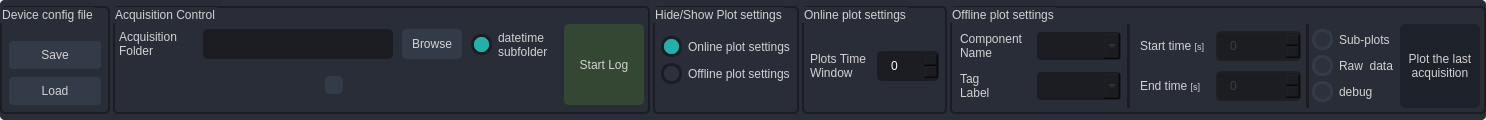
First picture: the form in Utilities/HSDPython_SDK/st_hsdatalog/st_hsdatalog/HSD_GUI/UI/log_control_widget.ui, repository STMicroelectronics/fp-sns-datalog2, before the edit.
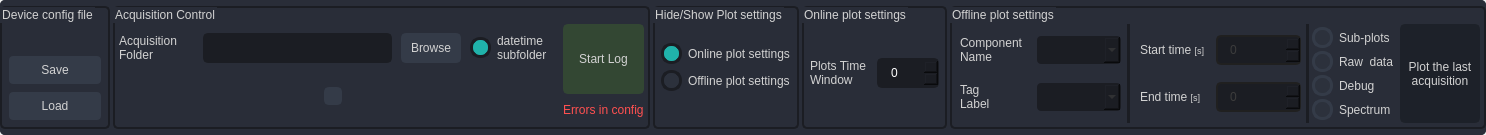
Second picture: the form after the edit. Icons and pictures are not drawn.

Diff of the .ui file:
```diff
--- a/Utilities/HSDPython_SDK/st_hsdatalog/st_hsdatalog/HSD_GUI/UI/log_control_widget.ui
+++ b/Utilities/HSDPython_SDK/st_hsdatalog/st_hsdatalog/HSD_GUI/UI/log_control_widget.ui
@@ -7,7 +7,7 @@
     <x>0</x>
     <y>0</y>
     <width>1486</width>
-    <height>120</height>
+    <height>135</height>
    </rect>
   </property>
   <property name="minimumSize">
@@ -49,13 +49,13 @@
      <property name="minimumSize">
       <size>
        <width>0</width>
-       <height>120</height>
+       <height>135</height>
       </size>
      </property>
      <property name="maximumSize">
       <size>
        <width>16777215</width>
-       <height>120</height>
+       <height>135</height>
       </size>
      </property>
      <property name="styleSheet">
@@ -685,6 +685,30 @@
                  </property>
                 </widget>
                </item>
+               <item alignment="Qt::AlignHCenter">
+                <widget class="QFrame" name="groupBox_save_load_buttons_2">
+                 <property name="styleSheet">
+                  <string notr="true">border-color: transparent;</string>
+                 </property>
+                 <property name="frameShape">
+                  <enum>QFrame::StyledPanel</enum>
+                 </property>
+                 <property name="frameShadow">
+                  <enum>QFrame::Raised</enum>
+                 </property>
+                 <layout class="QVBoxLayout" name="verticalLayout_13">
+                  <property name="leftMargin">
+                   <number>0</number>
+                  </property>
+                  <property name="topMargin">
+                   <number>0</number>
+                  </property>
+                  <property name="rightMargin">
+                   <number>0</number>
+                  </property>
+                  <property name="bottomMargin">
+                   <number>0</number>
+                  </property>
                <item>
                 <widget class="QPushButton" name="start_button">
                  <property name="sizePolicy">
@@ -724,6 +748,48 @@
                  </property>
                 </widget>
                </item>
+                  <item>
+                   <widget class="QLabel" name="config_errors_label">
+                    <property name="sizePolicy">
+                     <sizepolicy hsizetype="Preferred" vsizetype="Preferred">
+                      <horstretch>0</horstretch>
+                      <verstretch>0</verstretch>
+                     </sizepolicy>
+                    </property>
+                    <property name="minimumSize">
+                     <size>
+                      <width>0</width>
+                      <height>0</height>
+                     </size>
+                    </property>
+                    <property name="maximumSize">
+                     <size>
+                      <width>16777215</width>
+                      <height>20</height>
+                     </size>
+                    </property>
+                    <property name="styleSheet">
+                     <string notr="true">border-color:transparent;
+color: #FF5050;</string>
+                    </property>
+                    <property name="text">
+                     <string>&lt;!DOCTYPE HTML PUBLIC &quot;-//W3C//DTD HTML 4.0//EN&quot; &quot;http://www.w3.org/TR/REC-html40/strict.dtd&quot;&gt;
+&lt;html&gt;&lt;head&gt;&lt;meta name=&quot;qrichtext&quot; content=&quot;1&quot; /&gt;&lt;meta charset=&quot;utf-8&quot; /&gt;&lt;style type=&quot;text/css&quot;&gt;
+p, li { white-space: pre-wrap; }
+hr { height: 1px; border-width: 0; }
+li.unchecked::marker { content: &quot;\2610&quot;; }
+li.checked::marker { content: &quot;\2612&quot;; }
+&lt;/style&gt;&lt;/head&gt;&lt;body style=&quot; font-family:'Segoe UI'; font-size:9pt; font-weight:400; font-style:normal;&quot;&gt;
+&lt;p style=&quot; margin-top:0px; margin-bottom:0px; margin-left:0px; margin-right:0px; -qt-block-indent:0; text-indent:0px;&quot;&gt;Errors in config&lt;/p&gt;&lt;/body&gt;&lt;/html&gt;</string>
+                    </property>
+                    <property name="textFormat">
+                     <enum>Qt::MarkdownText</enum>
+                    </property>
+                   </widget>
+                  </item>
+                 </layout>
+                </widget>
+               </item>
               </layout>
              </widget>
             </item>
@@ -1645,7 +1711,26 @@
                   </sizepolicy>
                  </property>
                  <property name="text">
-                  <string>debug</string>
+                  <string>Debug</string>
+                 </property>
+                 <property name="autoExclusive">
+                  <bool>false</bool>
+                 </property>
+                </widget>
+               </item>
+               <item>
+                <widget class="QRadioButton" name="spectrum_radio">
+                 <property name="sizePolicy">
+                  <sizepolicy hsizetype="Preferred" vsizetype="Fixed">
+                   <horstretch>0</horstretch>
+                   <verstretch>0</verstretch>
+                  </sizepolicy>
+                 </property>
+                 <property name="text">
+                  <string>Spectrum</string>
+                 </property>
+                 <property name="autoExclusive">
+                  <bool>false</bool>
                  </property>
                 </widget>
                </item>
```
Lines whose indentation alone changed are shown as unchanged.
